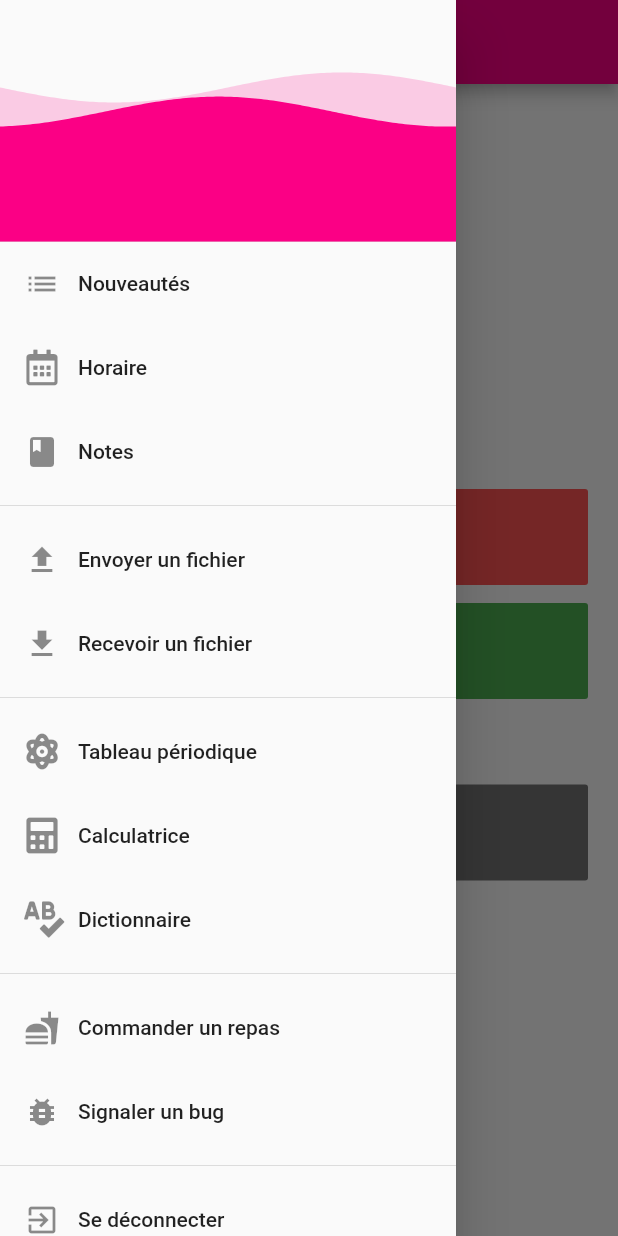
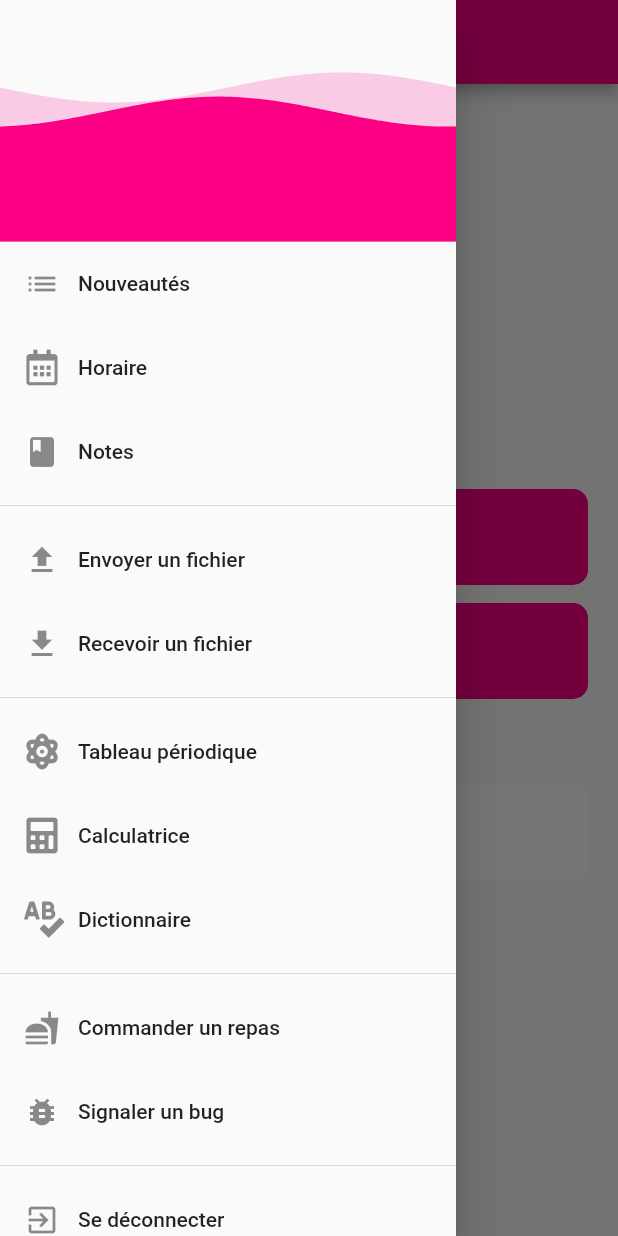
Before and after one commit to Wylarel/WahaApplication, a Flutter app: the DownloadAppPage screen opened by its route, with the side drawer open, on a phone screen of 412 x 824 dp. Run offline on Flutter 3.47's test engine with Material 2 defaults, Android fonts, the phone set to English and light mode, and no system bars; drawn by our look-alikes of wave; our stand-ins replace adaptive_theme, awesome_dialog, cloud_firestore, confetti, dotted_border, file_picker and 11 more; missing offline and left inert: clipboard, clippy, dart:html, firebase, flutter_downloader, flutter_dropzone and 1 more; accounts and stored records are empty.

Commit message:
Better web support

```diff
--- a/lib/module/auth/splash.dart
+++ b/lib/module/auth/splash.dart
@@ -41,9 +41,10 @@ Future<Widget> getLandingPage() async {
       if (snapshot.hasData && (!snapshot.data.isAnonymous)) {
         print("User is connected");
         _updateCurrentUserInfo();
+        isConnected = true;
         return NewsPage();
       }
-      print("User is not connected");
+      isConnected = false;
       return LoginPage();
     },
   );
--- a/lib/module/downloadapp/downloadapp_view.dart
+++ b/lib/module/downloadapp/downloadapp_view.dart
@@ -25,8 +25,9 @@ class DownloadAppPage extends StatelessWidget {
               ),
               FlatButton(
                 onPressed: () {Navigator.pushReplacementNamed(context, "/downloadappdesktop");},
-                color: Colors.redAccent,
+                color: Theme.of(context).primaryColor,
                 textColor: Colors.white,
+                shape: RoundedRectangleBorder(borderRadius: BorderRadius.circular(10.0),),
                 child: Padding(
                   padding: const EdgeInsets.symmetric(vertical: 20.0),
                   child: Row(
@@ -34,7 +35,7 @@ class DownloadAppPage extends StatelessWidget {
                     children: [
                       Padding(
                         padding: const EdgeInsets.only(right: 12.0),
-                        child: FaIcon(FontAwesomeIcons.desktop, size: 24.0,),),
+                        child: Transform.translate(offset: Offset(0,3),child: FaIcon(FontAwesomeIcons.desktop, size: 24.0,)),),
                       Text("Desktop", style: TextStyle(fontSize: 20),)
                     ],),
                 ),),
@@ -43,8 +44,9 @@ class DownloadAppPage extends StatelessWidget {
               ),
               FlatButton(
                 onPressed: () {_launchURL("https://play.google.com/store/apps/details?id=com.wylarel.waha");},
-                color: Colors.green,
+                color: Theme.of(context).primaryColor,
                 textColor: Colors.white,
+                shape: RoundedRectangleBorder(borderRadius: BorderRadius.circular(10.0),),
                 child: Padding(
                   padding: const EdgeInsets.symmetric(vertical: 20.0),
                   child: Row(
@@ -52,7 +54,7 @@ class DownloadAppPage extends StatelessWidget {
                     children: [
                       Padding(
                         padding: const EdgeInsets.only(right: 12.0),
-                        child: FaIcon(FontAwesomeIcons.android, size: 24.0,),),
+                        child: Transform.translate(offset: Offset(0,3),child: FaIcon(FontAwesomeIcons.android, size: 24.0,),),),
                       Text("Android", style: TextStyle(fontSize: 20),)
                     ],),
                 ),),
@@ -63,8 +65,8 @@ class DownloadAppPage extends StatelessWidget {
               ),
               FlatButton(
                 onPressed: () {},
-                color: Colors.black54,
-                textColor: Colors.white,
+                color: Theme.of(context).cardColor,
+                shape: RoundedRectangleBorder(borderRadius: BorderRadius.circular(10.0),),
                 child: Padding(
                   padding: const EdgeInsets.symmetric(vertical: 20.0),
                   child: Row(
@@ -72,7 +74,7 @@ class DownloadAppPage extends StatelessWidget {
                     children: [
                       Padding(
                         padding: const EdgeInsets.only(right: 12.0),
-                        child: FaIcon(FontAwesomeIcons.apple, size: 24.0),),
+                        child: Transform.translate(offset: Offset(0,1),child: FaIcon(FontAwesomeIcons.apple, size: 24.0),),),
                       Text("iOS", style: TextStyle(fontSize: 20),)
                     ],),
                 ),),
```
Also changed, not shown: lib/module/auth/login.dart (+23 -7 lines), lib/module/news/news_view.dart (+13 -4 lines).
